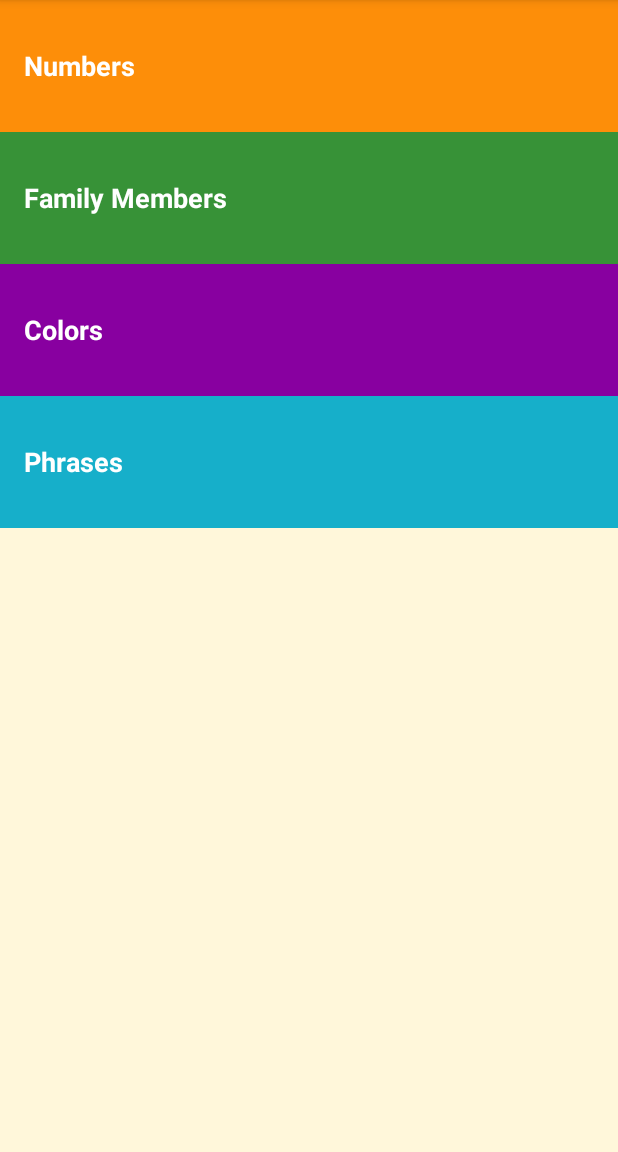
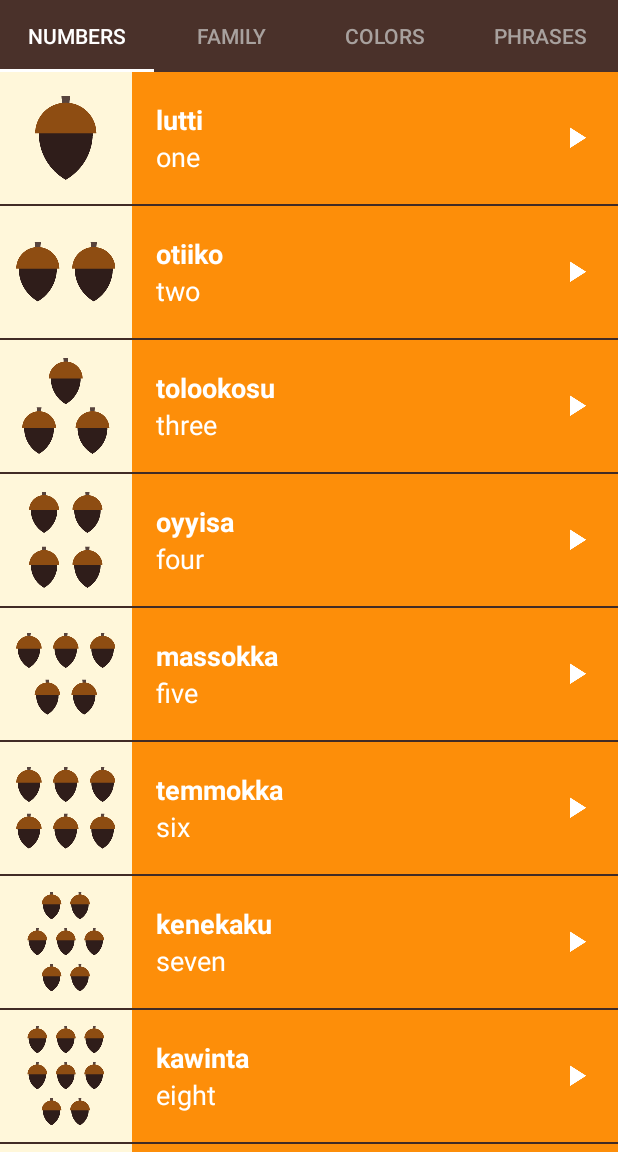
Before and after one commit to RajPrabhakar/Learning-Miwok, an Android app: the screen it shows after launch (MainActivity), on a phone screen of 412 x 824 dp, the part 84-1236 px from its top. Run offline under Robolectric (Android 15) with nearby library versions, the phone set to English and light mode, and no system bars.

Commit message:
App Design Reboot Done!

```diff
--- /dev/null
+++ b/app/src/main/java/com/example/android/miwok/CategoryAdapter.java
@@ -0,0 +1,51 @@
+package com.example.android.miwok;
+
+import android.content.Context;
+import android.support.v4.app.Fragment;
+import android.support.v4.app.FragmentManager;
+import android.support.v4.app.FragmentPagerAdapter;
+
+/**
+ * Created by RajPrabhakar on 26-02-2018.
+ */
+
+public class CategoryAdapter extends FragmentPagerAdapter {
+
+    private Context mContext;
+
+    public CategoryAdapter(Context context, FragmentManager fm) {
+        super(fm);
+        mContext = context;
+    }
+
+    @Override
+    public Fragment getItem(int position) {
+        if(position == 0) {
+            return new NumbersFragment();
+        } else if(position == 1) {
+            return new FamilyFragment();
+        } else if(position == 2) {
+            return new ColorsFragment();
+        } else {
+            return new PhrasesFragment();
+        }
+    }
+
+    @Override
+    public CharSequence getPageTitle(int position) {
+        if(position == 0) {
+            return mContext.getString(R.string.category_numbers);
+        } else if(position == 1) {
+            return mContext.getString(R.string.category_family);
+        } else if(position == 2) {
+            return mContext.getString(R.string.category_colors);
+        } else {
+            return mContext.getString(R.string.category_phrases);
+        }
+    }
+
+    @Override
+    public int getCount() {
+        return 4;
+    }
+}
--- a/app/src/main/java/com/example/android/miwok/FamilyActivity.java
+++ b/app/src/main/java/com/example/android/miwok/FamilyFragment.java
@@ -1,16 +1,24 @@
 package com.example.android.miwok;
 
+
+import android.content.Context;
 import android.media.AudioManager;
 import android.media.MediaPlayer;
-import android.support.v7.app.AppCompatActivity;
 import android.os.Bundle;
+import android.support.v4.app.Fragment;
+import android.view.LayoutInflater;
 import android.view.View;
+import android.view.ViewGroup;
 import android.widget.AdapterView;
 import android.widget.ListView;
+import android.widget.TextView;
 
 import java.util.ArrayList;
 
-public class FamilyActivity extends AppCompatActivity {
+/**
+ * A simple {@link Fragment} subclass.
+ */
+public class FamilyFragment extends Fragment {
 
     private MediaPlayer mMediaPlayer;
 
@@ -37,10 +45,17 @@
         }
     };
 
+    public FamilyFragment() {
+        // Required empty public constructor
+    }
+
+
     @Override
-    protected void onCreate(Bundle savedInstanceState) {
-        super.onCreate(savedInstanceState);
-        setContentView(R.layout.word_list);
+    public View onCreateView(LayoutInflater inflater, ViewGroup container,
+                             Bundle savedInstanceState) {
+        View rootView = inflater.inflate(R.layout.word_list, container, false);
+
+        mAudioManager = (AudioManager) getActivity().getSystemService(Context.AUDIO_SERVICE);
 
         final ArrayList<Word> words = new ArrayList<Word>();
         words.add(new Word("father", "әpә", R.raw.family_father, R.drawable.family_father));
@@ -54,8 +69,8 @@
         words.add(new Word("grandmother", "ama", R.raw.family_grandmother, R.drawable.family_grandmother));
         words.add(new Word("grandfather", "paapa", R.raw.family_grandfather, R.drawable.family_grandfather));
 
-        WordAdapter adapter = new WordAdapter(this, words, R.color.category_family);
-        ListView listView = (ListView) findViewById(R.id.list);
+        WordAdapter adapter = new WordAdapter(getActivity(), words, R.color.category_family);
+        ListView listView = (ListView) rootView.findViewById(R.id.list);
         listView.setAdapter(adapter);
         listView.setOnItemClickListener(new AdapterView.OnItemClickListener() {
             @Override
@@ -64,16 +79,17 @@
                 releaseMediaPlayer();
                 int result = mAudioManager.requestAudioFocus(mOnAudioFocusChangeListener, AudioManager.STREAM_MUSIC, AudioManager.AUDIOFOCUS_GAIN_TRANSIENT);
                 if(result == AudioManager.AUDIOFOCUS_REQUEST_GRANTED) {
-                    mMediaPlayer = MediaPlayer.create(FamilyActivity.this, word.getAudioResourceId());
+                    mMediaPlayer = MediaPlayer.create(getActivity(), word.getAudioResourceId());
                     mMediaPlayer.start();
                     mMediaPlayer.setOnCompletionListener(mCompletionListener);
                 }
             }
         });
+        return rootView;
     }
 
     @Override
-    protected void onStop() {
+    public void onStop() {
         super.onStop();
         releaseMediaPlayer();
     }
--- a/app/src/main/java/com/example/android/miwok/MainActivity.java
+++ b/app/src/main/java/com/example/android/miwok/MainActivity.java
@@ -18,6 +18,8 @@
 import android.app.Activity;
 import android.content.Intent;
 import android.os.Bundle;
+import android.support.design.widget.TabLayout;
+import android.support.v4.view.ViewPager;
 import android.support.v7.app.AppCompatActivity;
 import android.view.View;
 
@@ -29,25 +31,12 @@
 
         // Set the content of the activity to use the activity_main.xml layout file
         setContentView(R.layout.activity_main);
-    }
 
-    public void openNumbersList(View view) {
-        Intent i = new Intent(this, NumbersActivity.class);
-        startActivity(i);
-    }
+        ViewPager viewPager = (ViewPager) findViewById(R.id.viewpager);
+        CategoryAdapter adapter = new CategoryAdapter(this, getSupportFragmentManager());
+        viewPager.setAdapter(adapter);
 
-    public void openFamilyList(View view) {
-        Intent i = new Intent(this, FamilyActivity.class);
-        startActivity(i);
-    }
-
-    public void openColorsList(View view) {
-        Intent i = new Intent(this, ColorsActivity.class);
-        startActivity(i);
-    }
-
-    public void openPhrasesList(View view) {
-        Intent i = new Intent(this, PhrasesActivity.class);
-        startActivity(i);
+        TabLayout tabLayout = (TabLayout) findViewById(R.id.tabs);
+        tabLayout.setupWithViewPager(viewPager);
     }
 }
--- a/app/src/main/java/com/example/android/miwok/ColorsActivity.java
+++ b/app/src/main/java/com/example/android/miwok/NumbersFragment.java
@@ -1,16 +1,21 @@
 package com.example.android.miwok;
 
+import android.content.Context;
 import android.media.AudioManager;
 import android.media.MediaPlayer;
-import android.support.v7.app.AppCompatActivity;
 import android.os.Bundle;
+import android.support.v4.app.Fragment;
+import android.view.LayoutInflater;
 import android.view.View;
+import android.view.ViewGroup;
 import android.widget.AdapterView;
 import android.widget.ListView;
+import android.widget.TextView;
 
 import java.util.ArrayList;
 
-public class ColorsActivity extends AppCompatActivity {
+
+public class NumbersFragment extends Fragment {
 
     private MediaPlayer mMediaPlayer;
 
@@ -37,23 +42,31 @@
         }
     };
 
+    public NumbersFragment() {
+
+    }
+
     @Override
-    protected void onCreate(Bundle savedInstanceState) {
-        super.onCreate(savedInstanceState);
-        setContentView(R.layout.word_list);
+    public View onCreateView(LayoutInflater inflater, ViewGroup container,
+                             Bundle savedInstanceState) {
+        View rootView = inflater.inflate(R.layout.word_list, container, false);
+
+        mAudioManager = (AudioManager) getActivity().getSystemService(Context.AUDIO_SERVICE);
 
         final ArrayList<Word> words = new ArrayList<Word>();
-        words.add(new Word("red", "weṭeṭṭi", R.raw.color_red, R.drawable.color_red));
-        words.add(new Word("green", "chokokki", R.raw.color_green, R.drawable.color_green));
-        words.add(new Word("brown", "ṭakaakki", R.raw.color_brown, R.drawable.color_brown));
-        words.add(new Word("gray", "ṭopoppi", R.raw.color_gray, R.drawable.color_gray));
-        words.add(new Word("black", "kululli", R.raw.color_black, R.drawable.color_black));
-        words.add(new Word("white", "kelelli", R.raw.color_white, R.drawable.color_white));
-        words.add(new Word("dusty yellow", "ṭopiisә", R.raw.color_dusty_yellow, R.drawable.color_dusty_yellow));
-        words.add(new Word("mustard yellow", "chiwiiṭә", R.raw.color_mustard_yellow, R.drawable.color_mustard_yellow));
+        words.add(new Word("one", "lutti", R.raw.number_one, R.drawable.number_one));
+        words.add(new Word("two", "otiiko", R.raw.number_two, R.drawable.number_two));
+        words.add(new Word("three", "tolookosu", R.raw.number_three, R.drawable.number_three));
+        words.add(new Word("four", "oyyisa", R.raw.number_four, R.drawable.number_four));
+        words.add(new Word("five", "massokka", R.raw.number_five, R.drawable.number_five));
+        words.add(new Word("six", "temmokka", R.raw.number_six, R.drawable.number_six));
+        words.add(new Word("seven", "kenekaku", R.raw.number_seven, R.drawable.number_seven));
+        words.add(new Word("eight", "kawinta", R.raw.number_eight, R.drawable.number_eight));
+        words.add(new Word("nine", "wo'e", R.raw.number_nine, R.drawable.number_nine));
+        words.add(new Word("ten", "na'aacha", R.raw.number_ten, R.drawable.number_ten));
 
-        WordAdapter adapter = new WordAdapter(this, words, R.color.category_colors);
-        ListView listView = (ListView) findViewById(R.id.list);
+        WordAdapter adapter = new WordAdapter(getActivity(), words, R.color.category_numbers);
+        ListView listView = (ListView) rootView.findViewById(R.id.list);
         listView.setAdapter(adapter);
         listView.setOnItemClickListener(new AdapterView.OnItemClickListener() {
             @Override
@@ -62,16 +75,18 @@
                 releaseMediaPlayer();
                 int result = mAudioManager.requestAudioFocus(mOnAudioFocusChangeListener, AudioManager.STREAM_MUSIC, AudioManager.AUDIOFOCUS_GAIN_TRANSIENT);
                 if(result == AudioManager.AUDIOFOCUS_REQUEST_GRANTED) {
-                    mMediaPlayer = MediaPlayer.create(ColorsActivity.this, word.getAudioResourceId());
+                    mMediaPlayer = MediaPlayer.create(getActivity(), word.getAudioResourceId());
                     mMediaPlayer.start();
                     mMediaPlayer.setOnCompletionListener(mCompletionListener);
                 }
             }
         });
+
+        return rootView;
     }
 
     @Override
-    protected void onStop() {
+    public void onStop() {
         super.onStop();
         releaseMediaPlayer();
     }
--- a/app/src/main/res/layout/activity_main.xml
+++ b/app/src/main/res/layout/activity_main.xml
@@ -18,64 +18,19 @@
     xmlns:tools="http://schemas.android.com/tools"
     android:layout_width="match_parent"
     android:layout_height="match_parent"
-    android:background="@color/tan_background"
+    android:background="@color/primary_color"
     android:orientation="vertical"
     tools:context="com.example.android.miwok.MainActivity">
 
-    <FrameLayout
+    <android.support.design.widget.TabLayout
+        android:id="@+id/tabs"
+        style="@style/CategoryTab"
         android:layout_width="match_parent"
-        android:layout_height="wrap_content"
-        android:background="@color/category_numbers">
+        android:layout_height="wrap_content"/>
 
-        <TextView
-            android:id="@+id/numbers"
-            style="@style/CategoryStyle"
-            android:background="?android:attr/selectableItemBackground"
-            android:text="@string/category_numbers"
-            android:onClick="openNumbersList" />
-
-    </FrameLayout>
-
-    <FrameLayout
+    <android.support.v4.view.ViewPager
+        android:id="@+id/viewpager"
         android:layout_width="match_parent"
-        android:layout_height="wrap_content"
-        android:background="@color/category_family">
-
-        <TextView
-            android:id="@+id/family"
-            style="@style/CategoryStyle"
-            android:background="?android:attr/selectableItemBackground"
-            android:text="@string/category_family"
-            android:onClick="openFamilyList" />
-
-    </FrameLayout>
-
-    <FrameLayout
-        android:layout_width="match_parent"
-        android:layout_height="wrap_content"
-        android:background="@color/category_colors">
-
-        <TextView
-            android:id="@+id/colors"
-            style="@style/CategoryStyle"
-            android:background="?android:attr/selectableItemBackground"
-            android:text="@string/category_colors"
-            android:onClick="openColorsList" />
-
-    </FrameLayout>
-
-    <FrameLayout
-        android:layout_width="match_parent"
-        android:layout_height="wrap_content"
-        android:background="@color/category_phrases">
-
-        <TextView
-            android:id="@+id/phrases"
-            style="@style/CategoryStyle"
-            android:background="?android:attr/selectableItemBackground"
-            android:text="@string/category_phrases"
-            android:onClick="openPhrasesList" />
-
-    </FrameLayout>
+        android:layout_height="match_parent"/>
 
 </LinearLayout>
--- a/app/src/main/res/values/strings.xml
+++ b/app/src/main/res/values/strings.xml
@@ -26,5 +26,8 @@
     <string name="category_numbers">Numbers</string>
 
     <!-- Category name for the vocabulary words for family members [CHAR LIMIT=20] -->
-    <string name="category_family">Family Members</string>
+    <string name="category_family">Family</string>
+
+    <!-- TODO: Remove or change this placeholder text -->
+    <string name="hello_blank_fragment">Hello blank fragment</string>
 </resources>
--- a/app/src/main/res/values/styles.xml
+++ b/app/src/main/res/values/styles.xml
@@ -18,6 +18,22 @@
     <style name="AppTheme" parent="Theme.AppCompat.Light.DarkActionBar">
         <item name="colorPrimary">@color/primary_color</item>
         <item name="colorPrimaryDark">@color/primary_dark_color</item>
+        <item name="actionBarStyle">@style/MiwokAppBarStyle</item>
+        <item name="android:windowContentOverlay">@null</item>
+    </style>
+
+    <style name="MiwokAppBarStyle" parent="@style/Widget.AppCompat.Light.ActionBar.Solid.Inverse">
+        <item name="elevation">0dp</item>
+    </style>
+
+    <style name="CategoryTab" parent="Widget.Design.TabLayout">
+        <item name="tabIndicatorColor">@android:color/white</item>
+        <item name="tabSelectedTextColor">@android:color/white</item>
+        <item name="tabTextAppearance">@style/CategoryTabTextAppearance</item>
+    </style>
+
+    <style name="CategoryTabTextAppearance" parent="TextAppearance.Design.Tab">
+        <item name="android:textColor">#A8A19E</item>
     </style>
 
     <!-- Style for a category of vocabulary words -->
```
Also changed, not shown: app/src/main/AndroidManifest.xml (+0 -8 lines), app/src/main/java/com/example/android/miwok/ColorsFragment.java (renamed from app/src/main/java/com/example/android/miwok/NumbersActivity.java, +33 -20 lines), app/src/main/java/com/example/android/miwok/PhrasesFragment.java (renamed from app/src/main/java/com/example/android/miwok/PhrasesActivity.java, +25 -9 lines).
